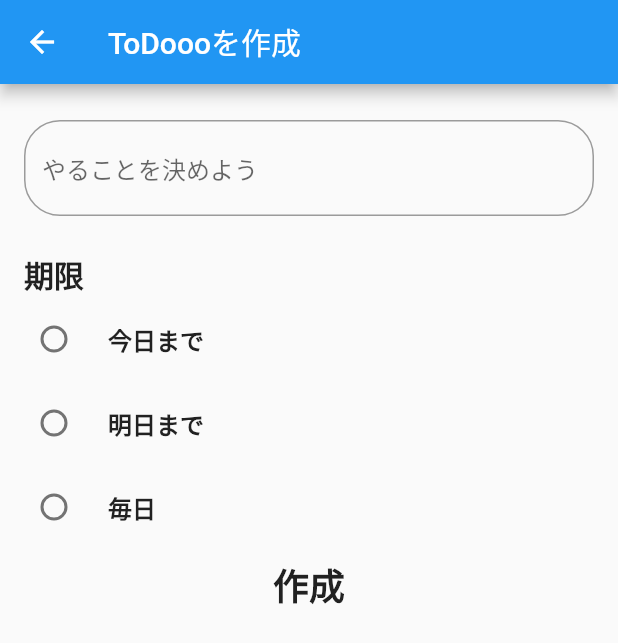
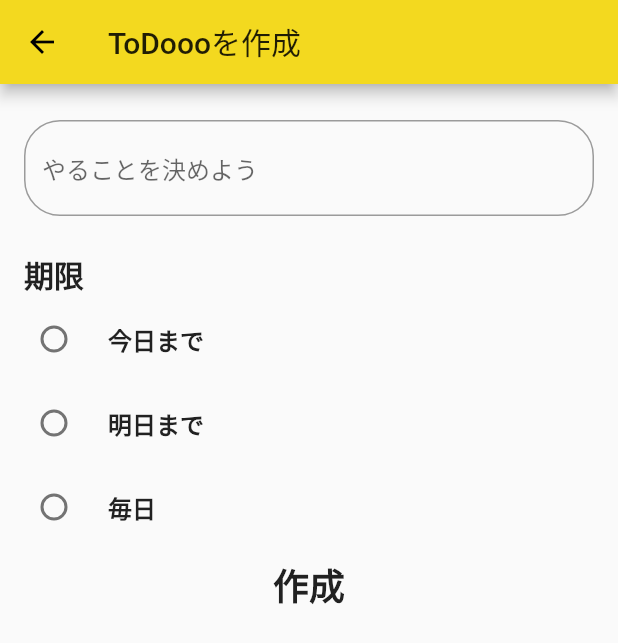
Before and after one commit to fummicc1/todooo-flutter, a Flutter app: the screen it shows after launch, after a tap on the "add" icon, on a phone screen of 412 x 824 dp. Shown: the top 643 px of the screen. Run offline on Flutter 3.47's test engine with Material 2 defaults, Android fonts, the phone set to English and light mode, and no system bars; our stand-ins replace shared_preferences.

Commit message:
UI変えた..

```diff
--- /dev/null
+++ b/lib/bloc/bloc.dart
@@ -0,0 +1,35 @@
+import 'dart:async';
+
+import 'package:todooo/data/local_storage_client.dart';
+import 'package:todooo/data/todo.dart';
+
+class Bloc {
+  StreamController<List<ToDo>> _controller = StreamController();
+  Stream<List<ToDo>> get todoListStream => _controller.stream;
+
+  Bloc() {
+    LocalStorageClient().getToDos().then((list) {
+      _controller.add(list);
+    });
+  }
+
+  void deleteToDo(ToDo toDo) {
+    LocalStorageClient().deleteToDo(toDo).then((_) {
+      LocalStorageClient().getToDos().then((list) {
+        _controller.add(list);
+      });
+    });
+  }
+
+  void createToDo(ToDo toDo) {
+    LocalStorageClient().saveToDo(toDo).then((_) {
+      LocalStorageClient().getToDos().then((list) {
+        _controller.add(list);
+      });
+    });
+  }
+
+  void dispose() {
+    _controller.close();
+  }
+}
--- a/lib/repository/local_storage_client.dart
+++ b/lib/data/local_storage_client.dart
@@ -1,7 +1,8 @@
 import 'dart:convert';
 
 import 'package:shared_preferences/shared_preferences.dart';
-import 'package:todooo/main.dart';
+
+import 'todo.dart';
 
 class LocalStorageClient {
 
@@ -14,10 +15,10 @@ class LocalStorageClient {
       return Future.value([]);
     }
 
-    final memosJsonData = shared.get("todo_list");
-    if (memosJsonData == null) return Future.value([]);
+    final todosJSONData = shared.get("todo_list");
+    if (todosJSONData == null) return Future.value([]);
 
-    final List<dynamic> memosMap = json.decode(memosJsonData) as List<dynamic>;
+    final List<dynamic> memosMap = json.decode(todosJSONData) as List<dynamic>;
 
     List<ToDo> todoList = [];
 
@@ -40,9 +41,12 @@ class LocalStorageClient {
   Future<bool> deleteToDo(ToDo todo) async {
     final shared = await SharedPreferences.getInstance();
     final todoList = await getToDos();
-    todoList.remove(todo);
+    var index = todoList.indexWhere((element) => element.createDate == todo.createDate);
+    print(index);
+    todoList.removeAt(index);
     List<Map<String, dynamic>> _json = todoList.map((todo) => todo.json).toList();
     String jsonData = json.encode(_json);
+    print(jsonData);
     return shared.setString("todo_list", jsonData);
   }
 }
--- /dev/null
+++ b/lib/data/todo.dart
@@ -0,0 +1,54 @@
+class ToDo {
+  String content;
+  String deadline;
+  DateTime createDate;
+  bool isDone;
+
+  ToDo(this.content, this.deadline, this.createDate, this.isDone);
+
+  bool get isOver {
+
+    final current = DateTime.now();
+
+    if (deadline != "today") {
+      if (current.day > createDate.day) {
+        return true;
+      } else {
+        return false;
+      }
+    } else if (deadline == "tomorrow") {
+      if (current.day > createDate.day + 1) {
+        return true;
+      } else {
+        return false;
+      }
+    } else {
+      return false;
+    }
+  }
+
+  ToDo.fromJSON(Map<String, dynamic> json) {
+    content = json["content"];
+    deadline = json["deadline"];
+    createDate = DateTime.fromMillisecondsSinceEpoch(json["create_date"]);
+    isDone = json["is_done"];
+  }
+
+  Map<String, dynamic> get json => {
+    "content": content,
+    "deadline": deadline,
+    "create_date": createDate.millisecondsSinceEpoch,
+    "is_done": isDone
+  };
+
+  String get displayDeadline {
+    if (deadline == "everyday") {
+      return "毎日";
+    } else if (deadline == "tomorrow") {
+      return "明日まで";
+    } else if (deadline == "today") {
+      return "今日中";
+    }
+    return "";
+  }
+}
--- a/lib/main.dart
+++ b/lib/main.dart
@@ -1,5 +1,7 @@
 import 'package:flutter/material.dart';
-import 'package:todooo/todo_list_page.dart';
+import 'package:provider/provider.dart';
+import 'package:todooo/bloc/bloc.dart';
+import 'package:todooo/ui/todo_list_page.dart';
 
 void main() => runApp(MyApp());
 
@@ -10,36 +12,13 @@ class MyApp extends StatelessWidget {
     return MaterialApp(
       title: 'todooo',
       theme: ThemeData(
-        primarySwatch: Colors.blue,
+        primaryColor: Color(0xFFf3d91f),
+        backgroundColor: Color(0xFF212ae0),
       ),
-      home: ToDoListPage(),
+      home: Provider(
+          create: (_) => Bloc(),
+          dispose: (_, bloc) => bloc.dispose,
+          child: ToDoListPage()),
     );
   }
 }
-
-class ToDo {
-  String content;
-  String deadline;
-  ToDo(this.content, this.deadline);
-
-  ToDo.fromJSON(Map<String, dynamic> json) {
-    content = json["content"];
-    deadline = json["deadline"];
-  }
-
-  Map<String, String> get json => {
-    "content": content,
-    "deadline": deadline
-  };
-
-  String get displayDeadline {
-    if (deadline == "everyday") {
-      return "毎日";
-    } else if (deadline == "tomorrow") {
-      return "明日まで";
-    } else if (deadline == "today") {
-      return "今日中";
-    }
-    return "";
-  }
-}
--- a/lib/todo_list_page.dart
+++ /dev/null
@@ -1,78 +0,0 @@
-import 'package:flutter/material.dart';
-import 'package:todooo/create_todo_page.dart';
-import 'package:todooo/main.dart';
-import 'package:todooo/repository/local_storage_client.dart';
-import 'package:todooo/todo_detail_page.dart';
-
-class ToDoListPage extends StatefulWidget {
-  @override
-  _ToDoListPageState createState() => _ToDoListPageState();
-}
-
-class _ToDoListPageState extends State<ToDoListPage> {
-  List<ToDo> todoList = [];
-
-  @override
-  Widget build(BuildContext context) {
-
-    LocalStorageClient().getToDos().then((list) {
-      setState(() {
-        todoList = list;
-      });
-    });
-    return Scaffold(
-      appBar: AppBar(
-        centerTitle: true,
-        title: Text("ToDooo一覧"),
-      ),
-      body: SafeArea(
-        child: Container(
-          padding: EdgeInsets.all(16),
-          child: ListView.builder(
-            itemCount: todoList.length,
-            itemBuilder: (context, index) {
-              return Container(
-                width: MediaQuery.of(context).size.width * 0.8,
-                child: Card(
-                    elevation: 4,
-                    child: ListTile(
-                      title: Text(
-                        todoList[index].content,
-                        maxLines: 3,
-                        style: TextStyle(fontWeight: FontWeight.bold, fontSize: 24),
-                      ),
-                      subtitle: Text(
-                        todoList[index].displayDeadline,
-                        style: TextStyle(fontWeight: FontWeight.bold),
-                      ),
-                      onTap: () {
-                        Navigator.of(context).push(MaterialPageRoute(
-                          builder: (context) => ToDoDetailPage(todoList[index])
-                        ));
-                      },
-                    ),
-                ),
-              );
-            },
-          ),
-        ),
-      ),
-      floatingActionButton: Container(
-        margin: EdgeInsets.only(bottom: 24, right: 16),
-        width: 64,
-        height: 64,
-        child: FloatingActionButton(
-          child: Icon(
-            Icons.add,
-            size: 48,
-          ),
-          onPressed: () {
-            Navigator.of(context).push(MaterialPageRoute(
-              builder: (context) => CreateToDoPage(),
-            ));
-          },
-        ),
-      ),
-    );
-  }
-}
--- /dev/null
+++ b/lib/ui/todo_list_page.dart
@@ -0,0 +1,106 @@
+import 'package:flutter/material.dart';
+import 'package:provider/provider.dart';
+import 'package:todooo/bloc/bloc.dart';
+import 'package:todooo/ui/create_todo_page.dart';
+import 'package:todooo/ui/list_page.dart';
+import 'package:todooo/main.dart';
+import 'package:todooo/data/todo.dart';
+
+import '../data/local_storage_client.dart';
+
+class ToDoListPage extends StatefulWidget {
+  @override
+  _ToDoListPageState createState() => _ToDoListPageState();
+}
+
+class _ToDoListPageState extends State<ToDoListPage>
+    with SingleTickerProviderStateMixin {
+  TabController _tabController;
+
+  @override
+  void initState() {
+    super.initState();
+    _tabController = TabController(length: 3, vsync: this)
+      ..addListener(() {
+        setState(() {});
+      });
+  }
+
+  @override
+  void dispose() {
+    super.dispose();
+    _tabController.dispose();
+  }
+
+  String getAppbarTitle() {
+    if (_tabController.index == 0) {
+      return "今日中";
+    } else if (_tabController.index == 1) {
+      return "明日まで";
+    } else if (_tabController.index == 2) {
+      return "毎日";
+    }
+  }
+
+  @override
+  Widget build(BuildContext context) {
+    Bloc bloc = Provider.of(context);
+    return StreamBuilder<List<ToDo>>(
+        stream: bloc.todoListStream,
+        initialData: [],
+        builder: (context, snapshot) {
+          return Scaffold(
+            appBar: AppBar(
+              centerTitle: true,
+              title: Text(
+                getAppbarTitle(),
+                style: Theme.of(context).textTheme.display1,
+              ),
+              leading: Container(),
+              bottom: PreferredSize(
+                  preferredSize: Size.fromHeight(40),
+                  child: Theme(
+                    data: Theme.of(context).copyWith(accentColor: Colors.white),
+                    child: Container(
+                      height: 40,
+                      child: TabPageSelector(
+                        controller: _tabController,
+                      ),
+                    ),
+                  )),
+              actions: <Widget>[
+                FlatButton(
+                  child: Icon(
+                    Icons.add,
+                    size: 48,
+                  ),
+                  onPressed: () {
+                    Navigator.of(context).push(MaterialPageRoute(
+                      builder: (context) => Provider(
+                          create: (_) => bloc,
+                          dispose: null,
+                          child: CreateToDoPage()),
+                    ));
+                  },
+                ),
+              ],
+            ),
+            body: SafeArea(
+              child: Container(
+                  padding: EdgeInsets.all(16),
+                  child: TabBarView(controller: _tabController, children: [
+                    ListPage(snapshot.data
+                        .where((todo) => todo.deadline == "today")
+                        .toList()),
+                    ListPage(snapshot.data
+                        .where((todo) => todo.deadline == "tomorrow")
+                        .toList()),
+                    ListPage(snapshot.data
+                        .where((todo) => todo.deadline == "everyday")
+                        .toList()),
+                  ])),
+            ),
+          );
+        });
+  }
+}
--- a/pubspec.yaml
+++ b/pubspec.yaml
@@ -24,6 +24,7 @@ dependencies:
   # Use with the CupertinoIcons class for iOS style icons.
   cupertino_icons: ^0.1.2
   shared_preferences: ^0.5.6+1
+  provider: ^4.0.2
 
 dev_dependencies:
   flutter_test:
```
Also changed, not shown: lib/todo_detail_page.dart (deleted, +0 -46 lines), lib/ui/create_todo_page.dart (renamed from lib/create_todo_page.dart, +10 -8 lines), lib/ui/list_page.dart (added, +108 -0 lines), pubspec.lock.
